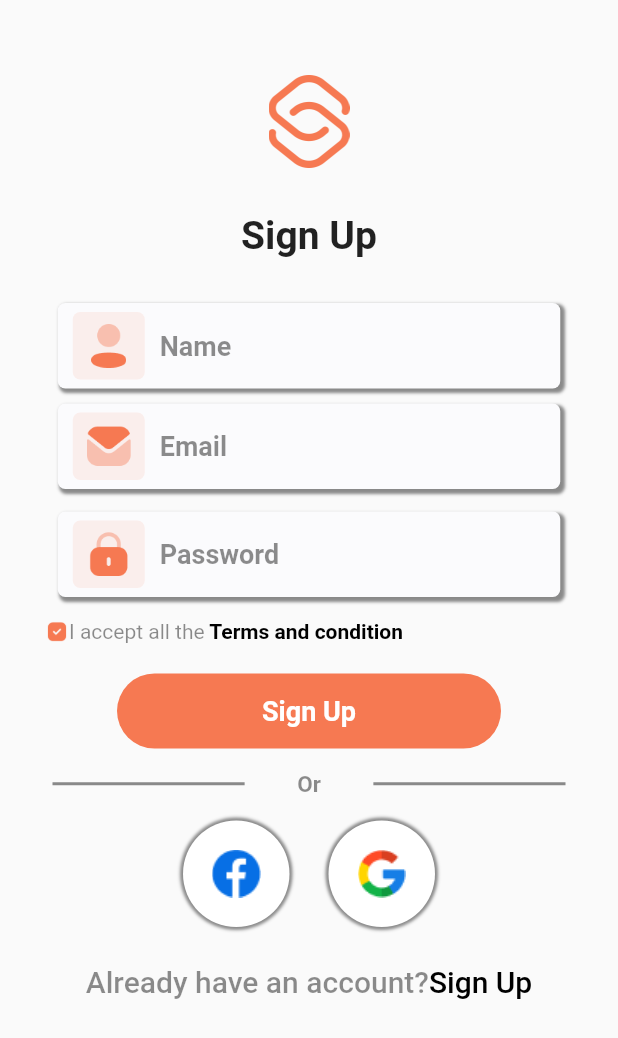
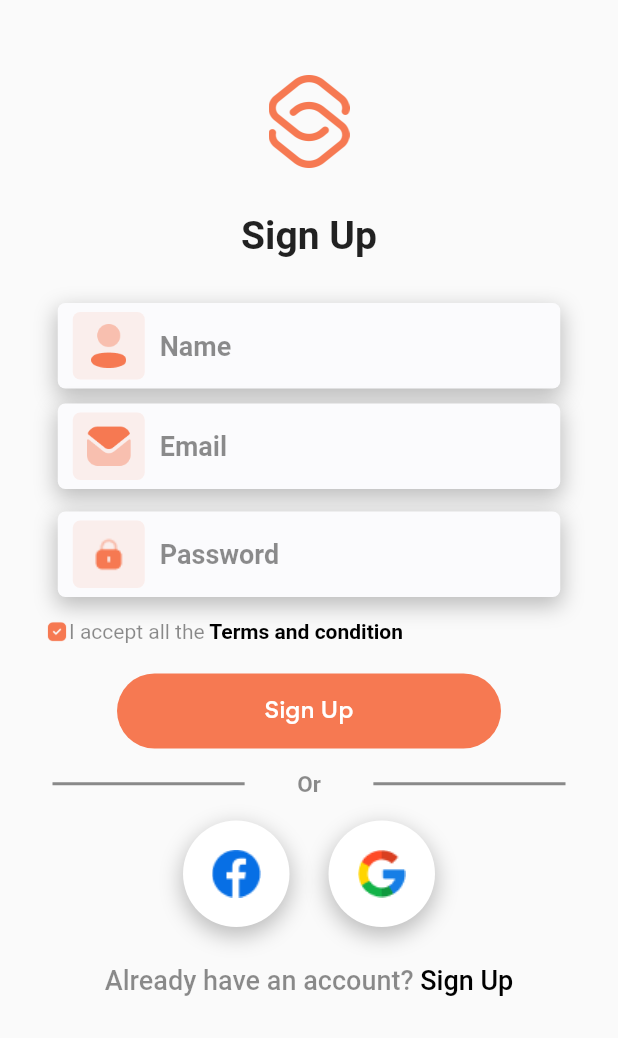
Before and after one commit to priyanshiguna/wastra_app, a Flutter app: the SignupScreen screen opened directly, on a phone screen of 412 x 824 dp. Shown: the top 1038 px of the screen. Run offline on Flutter 3.47's test engine with Material 2 defaults, Android fonts, the phone set to English and light mode, and no system bars; Roboto replaces fonts that are missing (Gorditas-Regular.ttf).

Commit message:
all screen completed

```diff
--- a/lib/common/app_button.dart
+++ b/lib/common/app_button.dart
@@ -17,10 +17,10 @@ class AppButton extends StatelessWidget {
         child: Text(
           title,
           style: const TextStyle(
-            color: Colors.white,
-            fontSize: 18,
-            fontWeight: FontWeight.bold,
-          ),
+              color: Colors.white,
+              fontSize: 16,
+              fontWeight: FontWeight.w500,
+              fontFamily: "Gordita"),
         ),
       ),
     );
--- a/lib/common_widget/appbar_container.dart
+++ b/lib/common_widget/appbar_container.dart
@@ -16,7 +16,7 @@ class AppbarContainer extends StatelessWidget {
         style: const TextStyle(
           color: Colors.black,
           fontFamily: "Gordita",
-          fontWeight: FontWeight.w600,
+          fontWeight: FontWeight.w500,
           fontSize: 20,
         ),
       ),
--- a/lib/signup_screen.dart
+++ b/lib/signup_screen.dart
@@ -44,12 +44,12 @@ class _SignupScreenState extends State<SignupScreen> {
                 color: const Color(0xFFFBFBFD),
                 boxShadow: const [
                   BoxShadow(
-                      color: Colors.black45,
-                      blurRadius: 1,
+                      color: Color(0x40000000),
+                      blurRadius: 12,
                       spreadRadius: 1,
                       offset: Offset(
-                        2,
-                        2,
+                        0,
+                        5,
                       ))
                 ],
               ),
@@ -96,12 +96,12 @@ class _SignupScreenState extends State<SignupScreen> {
                 color: const Color(0xFFFBFBFD),
                 boxShadow: const [
                   BoxShadow(
-                      color: Colors.black45,
-                      blurRadius: 1,
+                      color: Color(0x40000000),
+                      blurRadius: 12,
                       spreadRadius: 1,
                       offset: Offset(
-                        2,
-                        2,
+                        0,
+                        5,
                       ))
                 ],
               ),
@@ -148,12 +148,12 @@ class _SignupScreenState extends State<SignupScreen> {
                   color: const Color(0xFFFBFBFD),
                   boxShadow: const [
                     BoxShadow(
-                        color: Colors.black45,
-                        blurRadius: 1,
+                        color: Color(0x40000000),
+                        blurRadius: 12,
                         spreadRadius: 1,
                         offset: Offset(
-                          2,
-                          2,
+                          0,
+                          5,
                         ))
                   ]),
               child: Row(
@@ -281,12 +281,12 @@ class _SignupScreenState extends State<SignupScreen> {
                       color: Colors.white,
                       boxShadow: [
                         BoxShadow(
-                            color: Colors.black45,
-                            blurRadius: 1,
-                            spreadRadius: 2,
+                            color: Color(0x40000000),
+                            blurRadius: 12,
+                            spreadRadius: 1,
                             offset: Offset(
                               0,
-                              0,
+                              5,
                             ))
                       ]),
                   child: Image.asset(
@@ -304,10 +304,13 @@ class _SignupScreenState extends State<SignupScreen> {
                       color: Colors.white,
                       boxShadow: [
                         BoxShadow(
-                          color: Colors.black45,
-                          blurRadius: 1,
-                          spreadRadius: 2,
-                        )
+                            color: Color(0x40000000),
+                            blurRadius: 12,
+                            spreadRadius: 1,
+                            offset: Offset(
+                              0,
+                              5,
+                            ))
                       ]),
                   child: Image.asset(
                     "assets/images/google.png",
@@ -335,14 +338,14 @@ class _SignupScreenState extends State<SignupScreen> {
                           text: "Already have an account?",
                           style: TextStyle(
                               fontFamily: "Gorditas-Regular.ttf",
-                              fontSize: 20,
+                              fontSize: 18,
                               fontWeight: FontWeight.w500)),
                       TextSpan(
-                          text: "Sign Up",
+                          text: " Sign Up",
                           style: TextStyle(
                               fontFamily: "Gorditas-Regular.ttf",
                               color: Colors.black,
-                              fontSize: 20,
+                              fontSize: 18,
                               fontWeight: FontWeight.w500)),
                     ],
                   ),
```
Also changed, not shown: lib/forgot_first_screen.dart (+23 -53 lines), lib/forgot_second_screen.dart (added, +126 -0 lines), lib/forgot_third_screen.dart (added, +169 -0 lines), lib/login_screen.dart (+8 -8 lines), assets/images/forgotthird.png (added), assets/images/hide.png (added), assets/images/lock.png.
